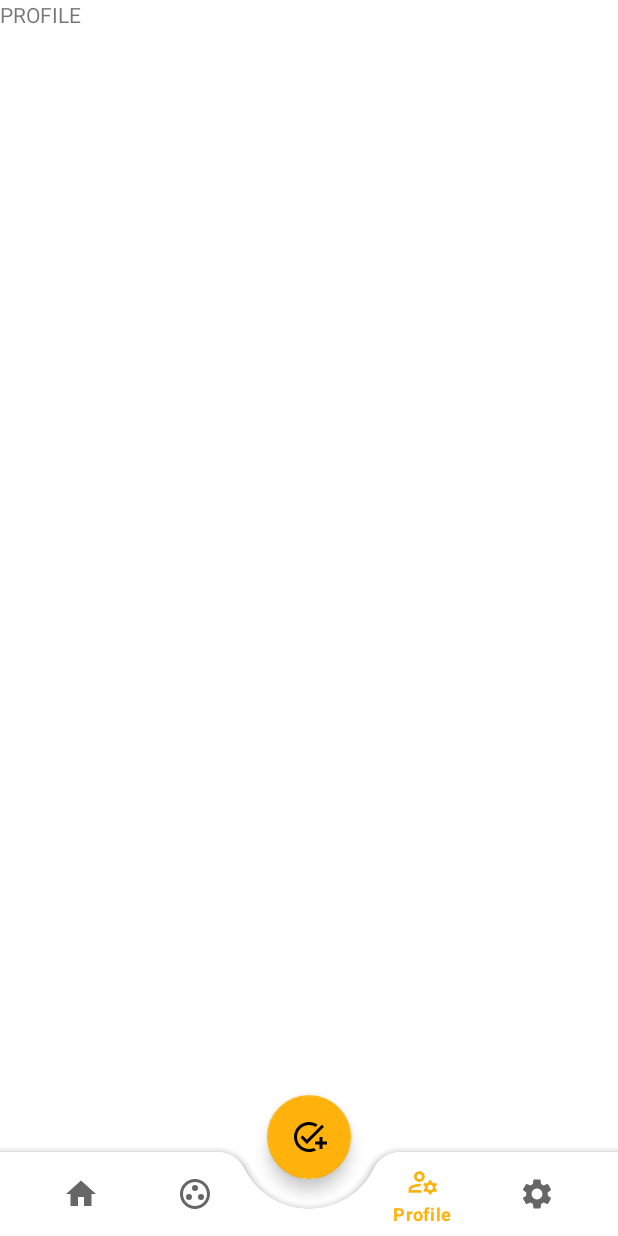
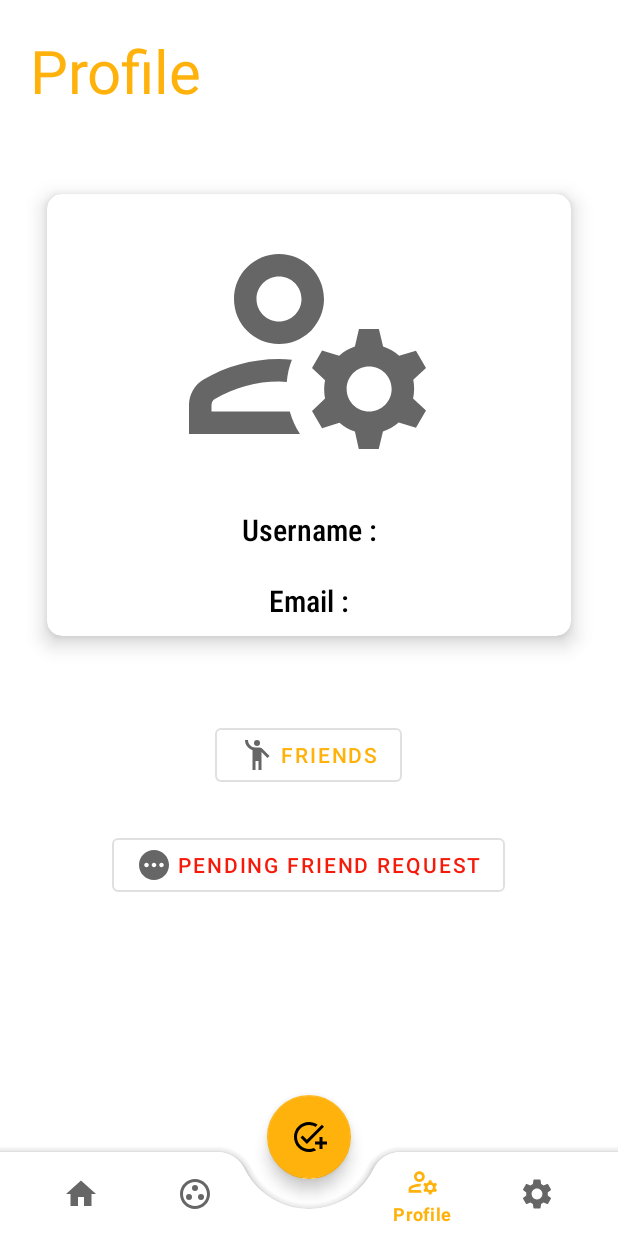
Before and after one commit to AnirudhPandita2020/TODO-FE, an Android app: the Profilefragment screen opened through its navigation route, on a phone screen of 412 x 824 dp. Run offline under Robolectric (Android 15) with nearby library versions, the phone set to English and light mode, and no system bars; our stand-ins replace navigation-ui; network calls fail; 1 statement that could not run was skipped.

Commit message:
Friend section

```diff
--- a/app/src/main/AndroidManifest.xml
+++ b/app/src/main/AndroidManifest.xml
@@ -12,6 +12,9 @@
         android:roundIcon="@drawable/icon"
         android:supportsRtl="true"
         android:theme="@style/Theme.TODOFE">
+        <activity
+            android:name=".actvity.FriendRequest"
+            android:exported="false" />
         <activity
             android:name=".actvity.EditActivity"
             android:exported="false" />
--- a/app/src/main/java/com/anirudh/todo_fe/MainViewModel/ViewModel.kt
+++ b/app/src/main/java/com/anirudh/todo_fe/MainViewModel/ViewModel.kt
@@ -28,6 +28,9 @@ class ViewModel(val repo: Repo):ViewModel(){
     fun edittask(token: String,task:Newtask,id:Int) = viewModelScope.launch {
         repo.edit_task(token,task,id)
     }
+    fun get_friend_list(user_key:String) = viewModelScope.launch {
+        repo.friend_list(user_key)
+    }
 
     val res_login:LiveData<Response<Login>>
     get() = repo.loginlivedata
@@ -43,4 +46,7 @@ class ViewModel(val repo: Repo):ViewModel(){
 
     val resedittask:LiveData<Response<EditTaskResponse>>
     get() = repo.taskeditlivedata
+
+    val friendlist:LiveData<Response<FriendList>>
+    get() = repo.friendlistlivedata
 }
--- a/app/src/main/java/com/anirudh/todo_fe/actvity/MainActivity.kt
+++ b/app/src/main/java/com/anirudh/todo_fe/actvity/MainActivity.kt
@@ -35,6 +35,7 @@ class MainActivity : AppCompatActivity() {
         binding.bottomview.background = null
         binding.bottomview.menu.getItem(2).isEnabled = false
 
+
     }
 
     override fun onBackPressed() {
--- a/app/src/main/java/com/anirudh/todo_fe/api/RetrofitInstance.kt
+++ b/app/src/main/java/com/anirudh/todo_fe/api/RetrofitInstance.kt
@@ -8,7 +8,7 @@ import retrofit2.converter.gson.GsonConverterFactory
 import java.sql.Time
 import java.util.concurrent.TimeUnit
 
-class RetrofitInstance(private val tokenType:String,private val access_token:String){
+class RetrofitInstance(){
     companion object{
         val interceptor = HttpLoggingInterceptor().apply {
             this.level = HttpLoggingInterceptor.Level.BODY
--- a/app/src/main/java/com/anirudh/todo_fe/api/TODOBE.kt
+++ b/app/src/main/java/com/anirudh/todo_fe/api/TODOBE.kt
@@ -24,4 +24,7 @@ interface TODOBE {
 
     @PUT("/list/{id}")
     suspend fun edit_task(@Header("Authorization") token:String,@Body task:Newtask,@Path("id")id:Int):Response<EditTaskResponse>
+
+    @GET("/users")
+    suspend fun get_friend_list(@Query("search")user_key:String):Response<FriendList>
 }
--- /dev/null
+++ b/app/src/main/java/com/anirudh/todo_fe/dataclass/FriendList.kt
@@ -0,0 +1,3 @@
+package com.anirudh.todo_fe.dataclass
+
+class FriendList : ArrayList<FriendListItem>()
--- a/app/src/main/java/com/anirudh/todo_fe/ui/fragment/HomeFragment.kt
+++ b/app/src/main/java/com/anirudh/todo_fe/ui/fragment/HomeFragment.kt
@@ -43,7 +43,7 @@ class HomeFragment : Fragment() {
     lateinit var mainviewmodel: ViewModel
     lateinit var taskadapter:TaskListAdapter
 
-    override fun onCreateView(inflater: LayoutInflater, container: ViewGroup?, savedInstanceState: Bundle?): View? {
+    override fun onCreateView(inflater: LayoutInflater, container: ViewGroup?, savedInstanceState: Bundle?): View {
         binding = FragmentHomeBinding.inflate(layoutInflater,container,false)
         datastore = requireActivity().getSharedPreferences("Token",Context.MODE_PRIVATE)
         token = datastore.getString("access_token","").toString()
--- a/app/src/main/java/com/anirudh/todo_fe/ui/fragment/Profilefragment.kt
+++ b/app/src/main/java/com/anirudh/todo_fe/ui/fragment/Profilefragment.kt
@@ -1,19 +1,39 @@
 package com.anirudh.todo_fe.ui.fragment
 
+import android.content.Intent
+import android.content.SharedPreferences
+import android.os.Binder
 import android.os.Bundle
 import androidx.fragment.app.Fragment
 import android.view.LayoutInflater
 import android.view.View
 import android.view.ViewGroup
+import android.widget.Toast
+import androidx.appcompat.app.AppCompatActivity
 import com.anirudh.todo_fe.R
+import com.anirudh.todo_fe.actvity.FriendRequest
+import com.anirudh.todo_fe.databinding.FragmentProfilefragmentBinding
+import com.anirudh.todo_fe.network.NetworkHelper
+import com.google.android.material.snackbar.Snackbar
 
 
 class Profilefragment : Fragment() {
-    override fun onCreateView(
-        inflater: LayoutInflater, container: ViewGroup?,
-        savedInstanceState: Bundle?
-    ): View? {
+    private lateinit var binder: FragmentProfilefragmentBinding
+    private lateinit var datastore:SharedPreferences
+    override fun onCreateView(inflater: LayoutInflater, container: ViewGroup?, savedInstanceState: Bundle?): View? {
         // Inflate the layout for this fragment
-        return inflater.inflate(R.layout.fragment_profilefragment, container, false)
+        binder = FragmentProfilefragmentBinding.inflate(layoutInflater,container,false)
+        datastore = requireContext().getSharedPreferences("Token", AppCompatActivity.MODE_PRIVATE)
+        binder.profileusername.text = "Username :${datastore.getString("username","")}"
+        binder.profileemail.text = "Email :${datastore.getString("email","")}"
+
+
+        binder.friend.setOnClickListener {
+            startActivity(Intent(context,FriendRequest::class.java))
+        }
+        binder.friendreq.setOnClickListener{
+
+        }
+        return binder.root
     }
 }
--- /dev/null
+++ b/app/src/main/res/drawable/ic_baseline_emoji_people_24.xml
@@ -0,0 +1,13 @@
+<vector xmlns:android="http://schemas.android.com/apk/res/android"
+    android:width="24dp"
+    android:height="24dp"
+    android:viewportWidth="24"
+    android:viewportHeight="24"
+    android:tint="?attr/colorControlNormal">
+  <path
+      android:fillColor="@android:color/white"
+      android:pathData="M12,4m-2,0a2,2 0,1 1,4 0a2,2 0,1 1,-4 0"/>
+  <path
+      android:fillColor="@android:color/white"
+      android:pathData="M15.89,8.11C15.5,7.72 14.83,7 13.53,7c-0.21,0 -1.42,0 -2.54,0C8.24,6.99 6,4.75 6,2H4c0,3.16 2.11,5.84 5,6.71V22h2v-6h2v6h2V10.05L18.95,14l1.41,-1.41L15.89,8.11z"/>
+</vector>
--- /dev/null
+++ b/app/src/main/res/drawable/ic_baseline_pending_24.xml
@@ -0,0 +1,10 @@
+<vector xmlns:android="http://schemas.android.com/apk/res/android"
+    android:width="24dp"
+    android:height="24dp"
+    android:viewportWidth="24"
+    android:viewportHeight="24"
+    android:tint="?attr/colorControlNormal">
+  <path
+      android:fillColor="@android:color/white"
+      android:pathData="M12,2C6.48,2 2,6.48 2,12c0,5.52 4.48,10 10,10s10,-4.48 10,-10C22,6.48 17.52,2 12,2zM7,13.5c-0.83,0 -1.5,-0.67 -1.5,-1.5c0,-0.83 0.67,-1.5 1.5,-1.5s1.5,0.67 1.5,1.5C8.5,12.83 7.83,13.5 7,13.5zM12,13.5c-0.83,0 -1.5,-0.67 -1.5,-1.5c0,-0.83 0.67,-1.5 1.5,-1.5s1.5,0.67 1.5,1.5C13.5,12.83 12.83,13.5 12,13.5zM17,13.5c-0.83,0 -1.5,-0.67 -1.5,-1.5c0,-0.83 0.67,-1.5 1.5,-1.5s1.5,0.67 1.5,1.5C18.5,12.83 17.83,13.5 17,13.5z"/>
+</vector>
--- a/app/src/main/res/layout/fragment_home.xml
+++ b/app/src/main/res/layout/fragment_home.xml
@@ -28,7 +28,7 @@
             android:layout_height="wrap_content"
             android:layout_marginTop="28dp"
             android:fontFamily="sans-serif-condensed-medium"
-            android:text="Your Tasks"
+            android:text="@string/your_tasks"
             android:textColor="@color/colorPrimary"
             android:textSize="40sp"
             app:layout_constraintEnd_toEndOf="parent"
--- a/app/src/main/res/layout/fragment_profilefragment.xml
+++ b/app/src/main/res/layout/fragment_profilefragment.xml
@@ -3,12 +3,93 @@
     xmlns:tools="http://schemas.android.com/tools"
     android:layout_width="match_parent"
     android:layout_height="match_parent"
+    xmlns:app="http://schemas.android.com/apk/res-auto"
     tools:context=".ui.fragment.Profilefragment">
 
-    <!-- TODO: Update blank fragment layout -->
-    <TextView
+    <RelativeLayout
         android:layout_width="match_parent"
-        android:layout_height="match_parent"
-        android:text="PROFILE" />
+        android:layout_height="match_parent">
+
+        <TextView
+            android:id="@+id/profileheading"
+            android:layout_width="wrap_content"
+            android:layout_height="wrap_content"
+            android:text="@string/profile"
+            android:textSize="40sp"
+            android:layout_margin="20dp"
+            android:textColor="@color/colorPrimary"/>
+        <androidx.cardview.widget.CardView
+            android:id="@+id/cardview"
+            app:cardCornerRadius="10dp"
+            app:cardElevation="8dp"
+            android:layout_margin="20dp"
+            app:cardUseCompatPadding="true"
+            android:layout_below="@id/profileheading"
+            android:layout_width="match_parent"
+            android:layout_height="wrap_content">
+            <RelativeLayout
+                android:layout_width="match_parent"
+                android:layout_height="match_parent">
+
+                <ImageView
+                    android:id="@+id/phutu"
+                    android:layout_width="340dp"
+                    android:layout_height="200dp"
+                    android:src="@drawable/outline_manage_accounts_20"
+                    android:layout_centerHorizontal="true"
+                    />
+
+                <TextView
+                    android:layout_below="@id/phutu"
+                    android:id="@+id/profileusername"
+                    android:layout_width="match_parent"
+                    android:fontFamily="sans-serif-condensed-medium"
+                    android:layout_height="wrap_content"
+                    android:text="@string/username"
+                    android:textAlignment="center"
+                    android:padding="10dp"
+                    android:textSize="20sp"
+                    android:textColor="@color/black"/>
+                <TextView
+                    android:fontFamily="sans-serif-condensed-medium"
+                    android:id="@+id/profileemail"
+                    android:layout_width="match_parent"
+                    android:layout_height="wrap_content"
+                    android:text="@string/email"
+                    android:textAlignment="center"
+                    android:padding="10dp"
+                    android:layout_below="@id/profileusername"
+                    android:textSize="20sp"
+                    android:textColor="@color/black"/>
+            </RelativeLayout>
+        </androidx.cardview.widget.CardView>
+
+        <com.google.android.material.button.MaterialButton
+            android:id="@+id/friend"
+            style="@style/Widget.MaterialComponents.Button.OutlinedButton"
+            android:layout_width="wrap_content"
+            android:layout_height="wrap_content"
+            android:layout_below="@id/cardview"
+            android:layout_centerHorizontal="true"
+            android:layout_marginStart="20dp"
+            android:layout_marginTop="20dp"
+            android:layout_marginEnd="20dp"
+            android:layout_marginBottom="20dp"
+            android:drawableLeft="@drawable/ic_baseline_emoji_people_24"
+            android:text="@string/friends" />
+
+        <com.google.android.material.button.MaterialButton
+            android:id="@+id/friendreq"
+            android:layout_width="wrap_content"
+            android:layout_margin="5dp"
+            android:layout_height="wrap_content"
+            android:layout_below="@id/friend"
+            android:textColor="@color/red"
+            android:layout_centerHorizontal="true"
+            android:drawableLeft="@drawable/ic_baseline_pending_24"
+            style="@style/Widget.MaterialComponents.Button.OutlinedButton"
+            android:text="@string/pending_friend_request"/>
+    </RelativeLayout>
+
 
 </FrameLayout>
--- a/app/src/main/res/values/strings.xml
+++ b/app/src/main/res/values/strings.xml
@@ -39,5 +39,13 @@
     <string name="mark_as_complete">Mark as Complete??</string>
     <string name="mark_as_imcomplete">Mark as Incomplete??</string>
 
+    <string name="profile">Profile</string>
+    <string name="your_tasks">Your Tasks</string>
+
+    <string name="friends">Friends</string>
+    <string name="pending_friend_request">Pending Friend Request</string>
+    <string name="type_the_username_to_search">Type the username to search</string>
+    <string name="add_friend">Add Friend</string>
+
 
 </resources>
```
Also changed, not shown: app/src/main/java/com/anirudh/todo_fe/Repo/Repo.kt (+21 -0 lines), app/src/main/java/com/anirudh/todo_fe/actvity/FriendRequest.kt (added, +63 -0 lines), app/src/main/java/com/anirudh/todo_fe/actvity/NewtaskActivity.kt (+4 -7 lines), app/src/main/java/com/anirudh/todo_fe/dataclass/FriendListItem.kt (added, +7 -0 lines), app/src/main/java/com/anirudh/todo_fe/ui/adapters/FriendAdapter.kt (added, +24 -0 lines), app/src/main/res/layout/activity_friend_request.xml (added, +23 -0 lines), app/src/main/res/layout/friendlist.xml (added, +76 -0 lines).
